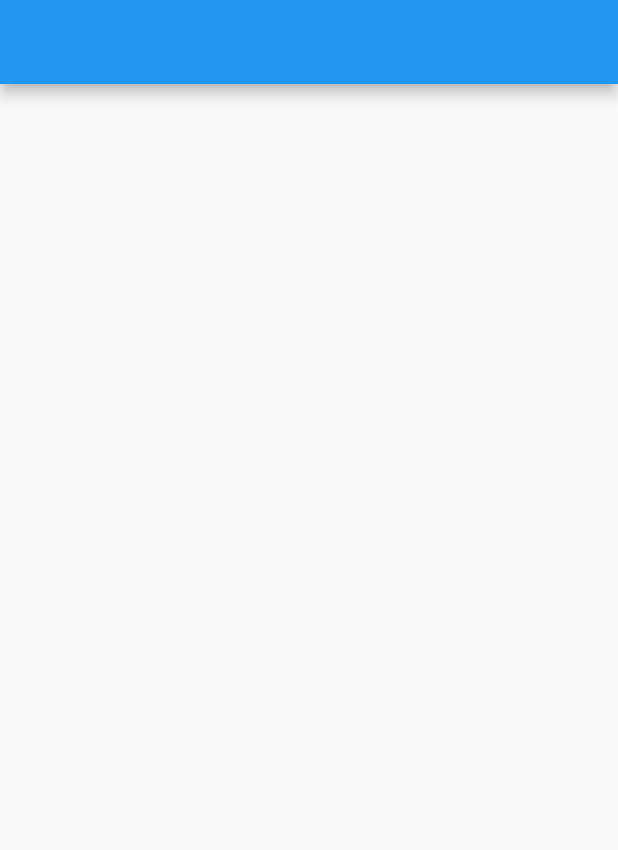
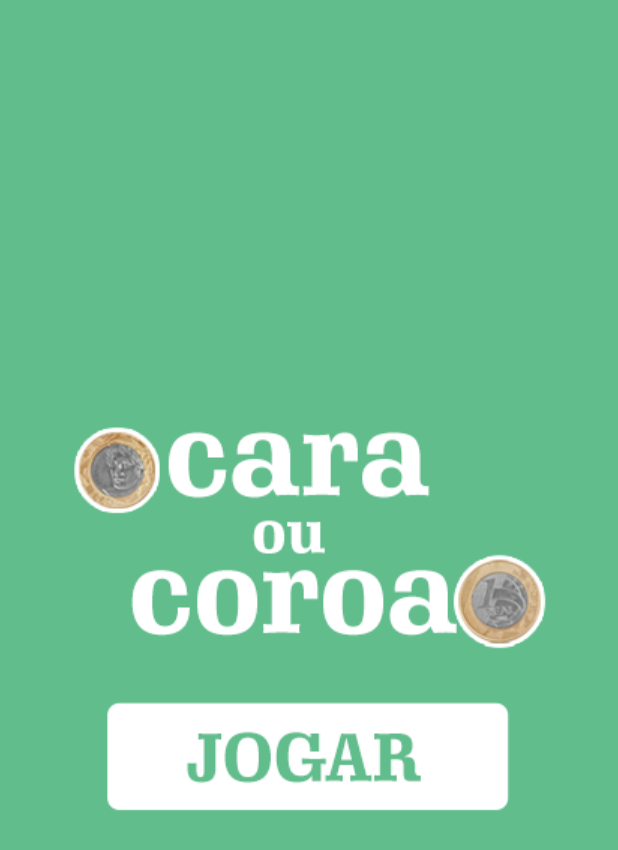
Before and after one commit to BernardoWitkoski/HeadsOrTails, a Flutter app: the screen it shows after launch, on a phone screen of 412 x 824 dp. Shown: the top 850 px of the screen. Run offline on Flutter 3.47's test engine with Material 2 defaults, Android fonts, the phone set to English and light mode, and no system bars.

Commit message:
Main class refactoring into home file, creating home view

```diff
--- /dev/null
+++ b/lib/home.dart
@@ -0,0 +1,40 @@
+import 'package:flutter/material.dart';
+
+class Home extends StatefulWidget {
+  const Home({Key? key}) : super(key: key);
+
+  @override
+  State<Home> createState() => _HomeState();
+}
+
+class _HomeState extends State<Home> {
+
+  @override
+  Widget build(BuildContext context) {
+    return Scaffold(
+      backgroundColor: Color.fromRGBO(97, 189, 140, 1),
+      body: Container(
+        padding: EdgeInsets.all(16),
+        child: Column(
+          crossAxisAlignment: CrossAxisAlignment.center,
+          mainAxisAlignment: MainAxisAlignment.center,
+          children: [
+            Image.asset("images/logoC.png"),
+            Padding(
+              padding: EdgeInsets.only(top: 32),
+              child: Row(
+                mainAxisAlignment: MainAxisAlignment.spaceEvenly,
+                children: [
+                  GestureDetector(
+                    onTap: null,
+                    child: Image.asset("images/botao_jogar.png"),
+                  ),
+                ],
+              ),
+            ),
+          ],
+        ),
+      ),
+    );
+  }
+}
--- a/lib/main.dart
+++ b/lib/main.dart
@@ -1,24 +1,9 @@
 import 'package:flutter/material.dart';
+import 'package:heads_tails/home.dart';
 
 void main() {
   runApp(MaterialApp(
-    home: Main(),
+    home: Home(),
     debugShowCheckedModeBanner: false,
   ));
 }
-
-class Main extends StatefulWidget {
-  const Main({Key? key}) : super(key: key);
-
-  @override
-  State<Main> createState() => _MainState();
-}
-
-class _MainState extends State<Main> {
-  @override
-  Widget build(BuildContext context) {
-    return Scaffold(
-      appBar: AppBar(),
-    );
-  }
-}
```
